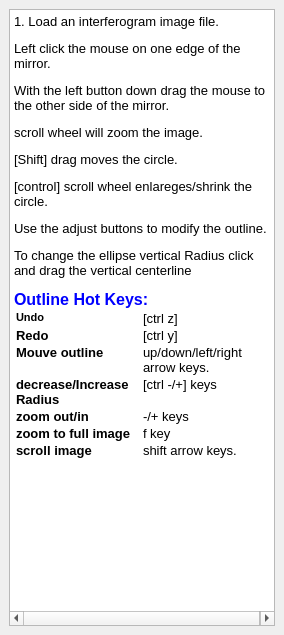
githubdoe/DFTFringe, file outlinehelpdocwidget.ui: the form before one commit.
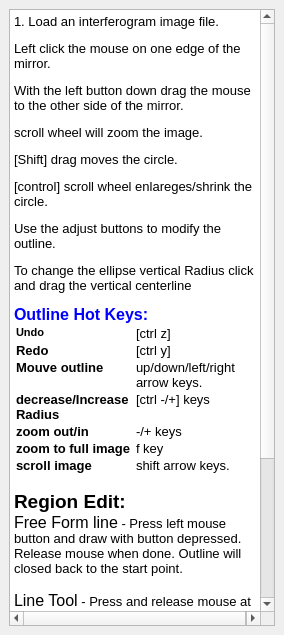
The form after the commit.

Commit message: Version 2.0 added regions and fixed rotation fringe

Diff of the .ui file:
```diff
--- a/outlinehelpdocwidget.ui
+++ b/outlinehelpdocwidget.ui
@@ -87,7 +87,12 @@
 &lt;td&gt;&lt;/td&gt;
 &lt;td&gt;&lt;/td&gt;
 &lt;td&gt;&lt;/td&gt;&lt;/tr&gt;&lt;/table&gt;
-&lt;p style=&quot;-qt-paragraph-type:empty; margin-top:0px; margin-bottom:0px; margin-left:0px; margin-right:0px; -qt-block-indent:0; text-indent:0px; font-size:8pt;&quot;&gt;&lt;br /&gt;&lt;/p&gt;
+&lt;p style=&quot; margin-top:0px; margin-bottom:0px; margin-left:0px; margin-right:0px; -qt-block-indent:0; text-indent:0px;&quot;&gt;&lt;span style=&quot; font-size:14pt; font-weight:600;&quot;&gt;Region Edit:&lt;/span&gt;&lt;/p&gt;
+&lt;p style=&quot; margin-top:0px; margin-bottom:0px; margin-left:0px; margin-right:0px; -qt-block-indent:0; text-indent:0px;&quot;&gt;&lt;span style=&quot; font-size:12pt;&quot;&gt;Free Form line&lt;/span&gt;&lt;span style=&quot; font-size:10pt;&quot;&gt; - Press left mouse button and draw with button depressed.  Release mouse when done. Outline will closed back to the start point.&lt;/span&gt;&lt;/p&gt;
+&lt;p style=&quot;-qt-paragraph-type:empty; margin-top:0px; margin-bottom:0px; margin-left:0px; margin-right:0px; -qt-block-indent:0; text-indent:0px; font-size:10pt;&quot;&gt;&lt;br /&gt;&lt;/p&gt;
+&lt;p style=&quot; margin-top:0px; margin-bottom:0px; margin-left:0px; margin-right:0px; -qt-block-indent:0; text-indent:0px;&quot;&gt;&lt;span style=&quot; font-size:12pt;&quot;&gt;Line Tool&lt;/span&gt;&lt;span style=&quot; font-size:10pt;&quot;&gt; - Press and release mouse at each line end point. If point is within 10 pixels of start point then region will be completed.&lt;/span&gt;&lt;/p&gt;
+&lt;p style=&quot;-qt-paragraph-type:empty; margin-top:0px; margin-bottom:0px; margin-left:0px; margin-right:0px; -qt-block-indent:0; text-indent:0px; font-size:10pt;&quot;&gt;&lt;br /&gt;&lt;/p&gt;
+&lt;p style=&quot; margin-top:0px; margin-bottom:0px; margin-left:0px; margin-right:0px; -qt-block-indent:0; text-indent:0px;&quot;&gt;&lt;span style=&quot; font-size:10pt;&quot;&gt;You can select Free form tool to finish up a line tool started region.&lt;/span&gt;&lt;/p&gt;
 &lt;p style=&quot;-qt-paragraph-type:empty; margin-top:0px; margin-bottom:0px; margin-left:0px; margin-right:0px; -qt-block-indent:0; text-indent:0px;&quot;&gt;&lt;br /&gt;&lt;/p&gt;
 &lt;p style=&quot;-qt-paragraph-type:empty; margin-top:0px; margin-bottom:0px; margin-left:0px; margin-right:0px; -qt-block-indent:0; text-indent:0px;&quot;&gt;&lt;br /&gt;&lt;/p&gt;
 &lt;p style=&quot;-qt-paragraph-type:empty; margin-top:0px; margin-bottom:0px; margin-left:0px; margin-right:0px; -qt-block-indent:0; text-indent:0px; font-size:9pt; font-weight:600;&quot;&gt;&lt;br /&gt;&lt;/p&gt;
```
The commit also changes 26 other files.
